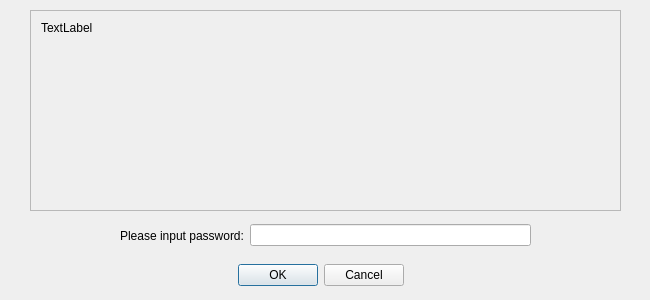
Before: the Qt Designer form src/qt_ui/forms/userconfirmdialog.ui in daemsproject/daemscore, drawn with Qt 5.
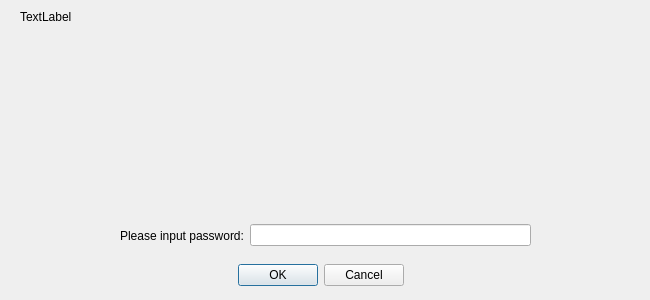
After: the same form once the commit is applied.

Patch:
```diff
--- a/src/qt_ui/forms/userconfirmdialog.ui
+++ b/src/qt_ui/forms/userconfirmdialog.ui
@@ -11,7 +11,7 @@
    </rect>
   </property>
   <property name="sizePolicy">
-   <sizepolicy hsizetype="MinimumExpanding" vsizetype="Expanding">
+   <sizepolicy hsizetype="Minimum" vsizetype="Minimum">
     <horstretch>0</horstretch>
     <verstretch>0</verstretch>
    </sizepolicy>
@@ -67,38 +67,23 @@
     </item>
    </layout>
   </widget>
-  <widget class="QScrollArea" name="scrollArea">
+  <widget class="QWidget" name="verticalLayoutWidget">
    <property name="geometry">
     <rect>
-     <x>30</x>
+     <x>20</x>
      <y>10</y>
-     <width>591</width>
-     <height>201</height>
+     <width>611</width>
+     <height>191</height>
     </rect>
    </property>
-   <property name="widgetResizable">
-    <bool>true</bool>
-   </property>
-   <widget class="QWidget" name="scrollAreaWidgetContents">
-    <property name="geometry">
-     <rect>
-      <x>0</x>
-      <y>0</y>
-      <width>589</width>
-      <height>199</height>
-     </rect>
-    </property>
+   <layout class="QVBoxLayout" name="verticalLayout">
+    <property name="sizeConstraint">
+     <enum>QLayout::SetMinimumSize</enum>
+    </property>
+    <item>
     <widget class="QLabel" name="label_message">
-     <property name="geometry">
-      <rect>
-       <x>10</x>
-       <y>10</y>
-       <width>571</width>
-       <height>171</height>
-      </rect>
-     </property>
      <property name="sizePolicy">
-      <sizepolicy hsizetype="Expanding" vsizetype="Expanding">
+       <sizepolicy hsizetype="Minimum" vsizetype="Minimum">
        <horstretch>0</horstretch>
        <verstretch>0</verstretch>
       </sizepolicy>
@@ -112,8 +97,12 @@
      <property name="alignment">
       <set>Qt::AlignLeading|Qt::AlignLeft|Qt::AlignTop</set>
      </property>
-    </widget>
-   </widget>
+      <property name="wordWrap">
+       <bool>true</bool>
+      </property>
+     </widget>
+    </item>
+   </layout>
   </widget>
  </widget>
  <resources/>
```
Lines whose indentation alone changed are shown as unchanged.
